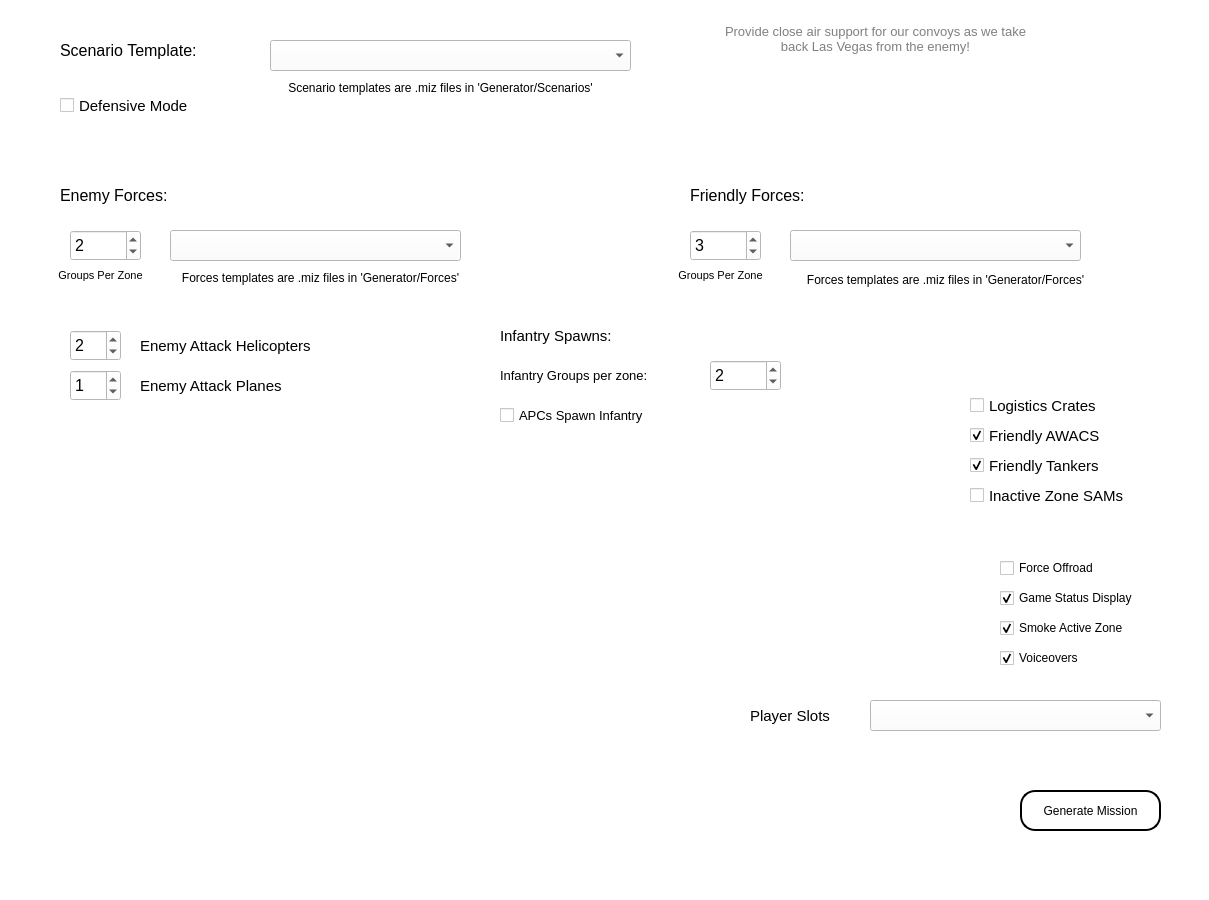
Old version of the form Generator/MissionGeneratorUI.ui in the repository spencershepard/RotorOps.
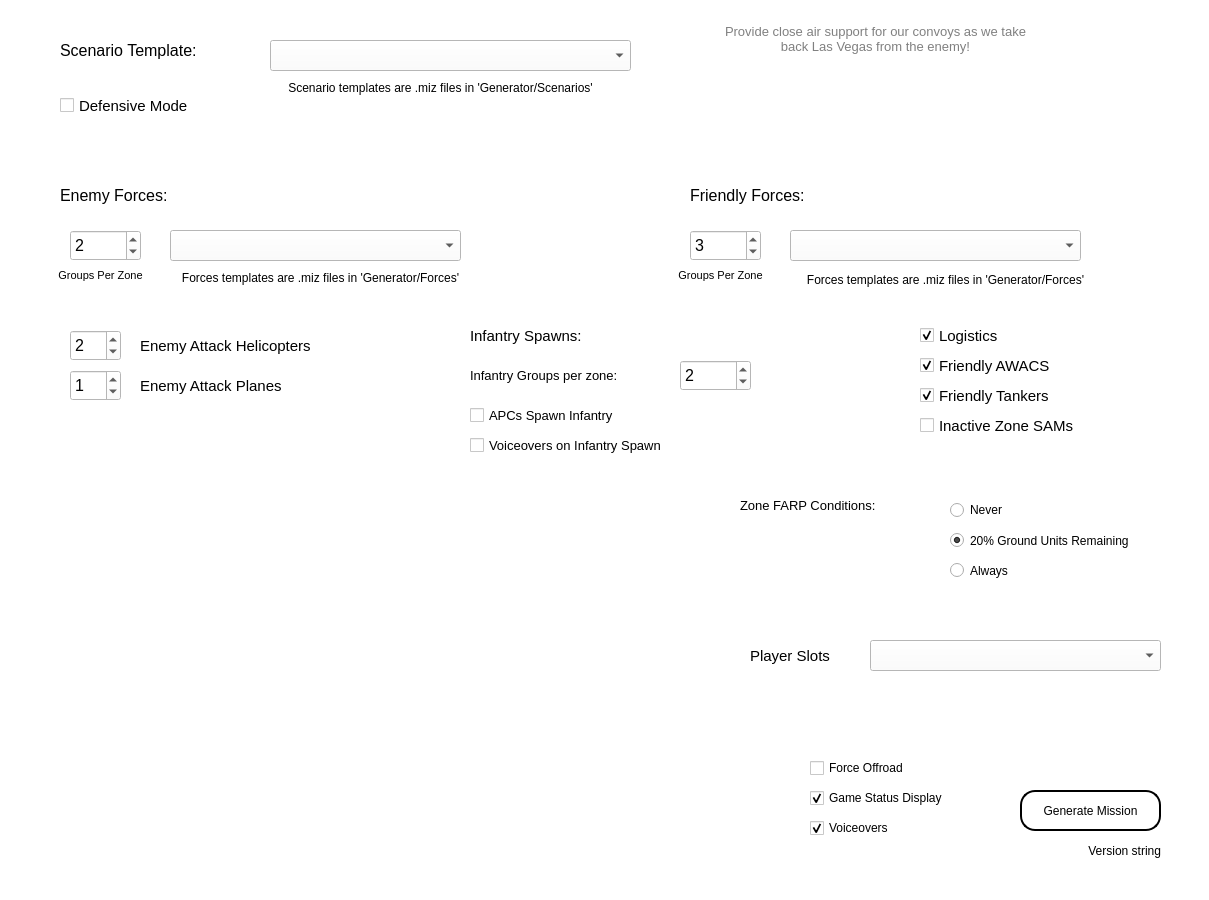
New version of the form. Icons and pictures are not drawn.

Diff of the .ui file:
```diff
--- a/Generator/MissionGeneratorUI.ui
+++ b/Generator/MissionGeneratorUI.ui
@@ -183,8 +183,8 @@
    <widget class="QLabel" name="background_label">
     <property name="geometry">
      <rect>
-      <x>-30</x>
-      <y>490</y>
+      <x>-40</x>
+      <y>440</y>
       <width>801</width>
       <height>371</height>
      </rect>
@@ -312,8 +312,8 @@
    <widget class="QCheckBox" name="game_status_checkBox">
     <property name="geometry">
      <rect>
-      <x>1000</x>
-      <y>590</y>
+      <x>810</x>
+      <y>790</y>
       <width>191</width>
       <height>16</height>
      </rect>
@@ -339,8 +339,8 @@
    <widget class="QCheckBox" name="voiceovers_checkBox">
     <property name="geometry">
      <rect>
-      <x>1000</x>
-      <y>650</y>
+      <x>810</x>
+      <y>820</y>
       <width>191</width>
       <height>16</height>
      </rect>
@@ -363,8 +363,8 @@
    <widget class="QCheckBox" name="logistics_crates_checkBox">
     <property name="geometry">
      <rect>
-      <x>970</x>
-      <y>390</y>
+      <x>920</x>
+      <y>320</y>
       <width>251</width>
       <height>31</height>
      </rect>
@@ -375,17 +375,20 @@
      </font>
     </property>
     <property name="statusTip">
-     <string>Enable CTLD logistics crates for building ground units and air defenses.</string>
+     <string>Enable CTLD logistics crates for building ground units and air defenses.  Pickup logistics containers to create new logistics sites.</string>
     </property>
     <property name="text">
-     <string>Logistics Crates</string>
+     <string>Logistics</string>
+    </property>
+    <property name="checked">
+     <bool>true</bool>
     </property>
    </widget>
    <widget class="QCheckBox" name="awacs_checkBox">
     <property name="geometry">
      <rect>
-      <x>970</x>
-      <y>420</y>
+      <x>920</x>
+      <y>350</y>
       <width>251</width>
       <height>31</height>
      </rect>
@@ -408,8 +411,8 @@
    <widget class="QCheckBox" name="tankers_checkBox">
     <property name="geometry">
      <rect>
-      <x>970</x>
-      <y>450</y>
+      <x>920</x>
+      <y>380</y>
       <width>251</width>
       <height>31</height>
      </rect>
@@ -429,7 +432,7 @@
    <widget class="QCheckBox" name="apcs_spawn_checkBox">
     <property name="geometry">
      <rect>
-      <x>500</x>
+      <x>470</x>
       <y>400</y>
       <width>251</width>
       <height>31</height>
@@ -450,7 +453,7 @@
    <widget class="QSpinBox" name="inf_spawn_spinBox">
     <property name="geometry">
      <rect>
-      <x>710</x>
+      <x>680</x>
       <y>360</y>
       <width>71</width>
       <height>31</height>
@@ -474,30 +477,6 @@
      <number>2</number>
     </property>
    </widget>
-   <widget class="QCheckBox" name="smoke_checkBox">
-    <property name="geometry">
-     <rect>
-      <x>1000</x>
-      <y>620</y>
-      <width>191</width>
-      <height>16</height>
-     </rect>
-    </property>
-    <property name="font">
-     <font>
-      <pointsize>9</pointsize>
-     </font>
-    </property>
-    <property name="statusTip">
-     <string>Not yet implemented.</string>
-    </property>
-    <property name="text">
-     <string>Smoke Active Zone</string>
-    </property>
-    <property name="checked">
-     <bool>true</bool>
-    </property>
-   </widget>
    <widget class="QLabel" name="scenario_label_5">
     <property name="geometry">
      <rect>
@@ -538,7 +517,7 @@
    <widget class="QLabel" name="label">
     <property name="geometry">
      <rect>
-      <x>500</x>
+      <x>470</x>
       <y>360</y>
       <width>191</width>
       <height>31</height>
@@ -557,7 +536,7 @@
     <property name="geometry">
      <rect>
       <x>870</x>
-      <y>700</y>
+      <y>640</y>
       <width>291</width>
       <height>31</height>
      </rect>
@@ -570,7 +549,7 @@
     <property name="geometry">
      <rect>
       <x>750</x>
-      <y>700</y>
+      <y>640</y>
       <width>111</width>
       <height>31</height>
      </rect>
@@ -587,7 +566,7 @@
    <widget class="QLabel" name="scenario_label_6">
     <property name="geometry">
      <rect>
-      <x>500</x>
+      <x>470</x>
       <y>320</y>
       <width>141</width>
       <height>31</height>
@@ -605,8 +584,8 @@
    <widget class="QCheckBox" name="force_offroad_checkBox">
     <property name="geometry">
      <rect>
-      <x>1000</x>
-      <y>560</y>
+      <x>810</x>
+      <y>760</y>
       <width>191</width>
       <height>16</height>
      </rect>
@@ -679,7 +658,7 @@
      <rect>
       <x>140</x>
       <y>330</y>
-      <width>231</width>
+      <width>211</width>
       <height>31</height>
      </rect>
     </property>
@@ -697,7 +676,7 @@
      <rect>
       <x>140</x>
       <y>370</y>
-      <width>231</width>
+      <width>201</width>
       <height>31</height>
      </rect>
     </property>
@@ -740,8 +719,8 @@
    <widget class="QCheckBox" name="zone_sams_checkBox">
     <property name="geometry">
      <rect>
-      <x>970</x>
-      <y>480</y>
+      <x>920</x>
+      <y>410</y>
       <width>201</width>
       <height>31</height>
      </rect>
@@ -758,6 +737,136 @@
      <string>Inactive Zone SAMs</string>
     </property>
    </widget>
+   <widget class="QLabel" name="scenario_label_9">
+    <property name="geometry">
+     <rect>
+      <x>740</x>
+      <y>490</y>
+      <width>171</width>
+      <height>31</height>
+     </rect>
+    </property>
+    <property name="font">
+     <font>
+      <pointsize>10</pointsize>
+     </font>
+    </property>
+    <property name="text">
+     <string>Zone FARP Conditions:</string>
+    </property>
+   </widget>
+   <widget class="QCheckBox" name="inf_spawn_voiceovers_checkBox">
+    <property name="geometry">
+     <rect>
+      <x>470</x>
+      <y>430</y>
+      <width>251</width>
+      <height>31</height>
+     </rect>
+    </property>
+    <property name="font">
+     <font>
+      <pointsize>10</pointsize>
+     </font>
+    </property>
+    <property name="statusTip">
+     <string>Friendly/enemy APCs will drop infantry when reaching a new conflict zone.</string>
+    </property>
+    <property name="text">
+     <string>Voiceovers on Infantry Spawn</string>
+    </property>
+   </widget>
+   <widget class="QRadioButton" name="farp_never">
+    <property name="geometry">
+     <rect>
+      <x>950</x>
+      <y>500</y>
+      <width>95</width>
+      <height>20</height>
+     </rect>
+    </property>
+    <property name="font">
+     <font>
+      <pointsize>9</pointsize>
+     </font>
+    </property>
+    <property name="statusTip">
+     <string>Never spawn FARPs in defeated conflict zones.</string>
+    </property>
+    <property name="text">
+     <string>Never</string>
+    </property>
+    <attribute name="buttonGroup">
+     <string notr="true">farp_buttonGroup</string>
+    </attribute>
+   </widget>
+   <widget class="QRadioButton" name="farp_gunits">
+    <property name="geometry">
+     <rect>
+      <x>950</x>
+      <y>530</y>
+      <width>221</width>
+      <height>21</height>
+     </rect>
+    </property>
+    <property name="font">
+     <font>
+      <pointsize>9</pointsize>
+     </font>
+    </property>
+    <property name="statusTip">
+     <string>Only spawn FARPs in defeated conflict zones if we have sufficient ground units remaining.</string>
+    </property>
+    <property name="text">
+     <string>20% Ground Units Remaining</string>
+    </property>
+    <property name="checked">
+     <bool>true</bool>
+    </property>
+    <attribute name="buttonGroup">
+     <string notr="true">farp_buttonGroup</string>
+    </attribute>
+   </widget>
+   <widget class="QRadioButton" name="farp_always">
+    <property name="geometry">
+     <rect>
+      <x>950</x>
+      <y>560</y>
+      <width>221</width>
+      <height>21</height>
+     </rect>
+    </property>
+    <property name="font">
+     <font>
+      <pointsize>9</pointsize>
+     </font>
+    </property>
+    <property name="statusTip">
+     <string>Always spawn a FARP in defeated conflict zones.</string>
+    </property>
+    <property name="text">
+     <string>Always</string>
+    </property>
+    <attribute name="buttonGroup">
+     <string notr="true">farp_buttonGroup</string>
+    </attribute>
+   </widget>
+   <widget class="QLabel" name="version_label">
+    <property name="geometry">
+     <rect>
+      <x>920</x>
+      <y>840</y>
+      <width>241</width>
+      <height>21</height>
+     </rect>
+    </property>
+    <property name="text">
+     <string>Version string</string>
+    </property>
+    <property name="alignment">
+     <set>Qt::AlignRight|Qt::AlignTrailing|Qt::AlignVCenter</set>
+    </property>
+   </widget>
    <zorder>background_label</zorder>
    <zorder>scenario_comboBox</zorder>
    <zorder>scenario_label</zorder>
@@ -779,7 +888,6 @@
    <zorder>tankers_checkBox</zorder>
    <zorder>apcs_spawn_checkBox</zorder>
    <zorder>inf_spawn_spinBox</zorder>
-   <zorder>smoke_checkBox</zorder>
    <zorder>scenario_label_5</zorder>
    <zorder>forces_hint_label_2</zorder>
    <zorder>label</zorder>
@@ -793,6 +901,12 @@
    <zorder>scenario_label_8</zorder>
    <zorder>e_attack_planes_spinBox</zorder>
    <zorder>zone_sams_checkBox</zorder>
+   <zorder>scenario_label_9</zorder>
+   <zorder>inf_spawn_voiceovers_checkBox</zorder>
+   <zorder>farp_never</zorder>
+   <zorder>farp_gunits</zorder>
+   <zorder>farp_always</zorder>
+   <zorder>version_label</zorder>
   </widget>
   <widget class="QMenuBar" name="menubar">
    <property name="geometry">
```
Left out of the diff: 3 changed lines with no effect on the pictures.
